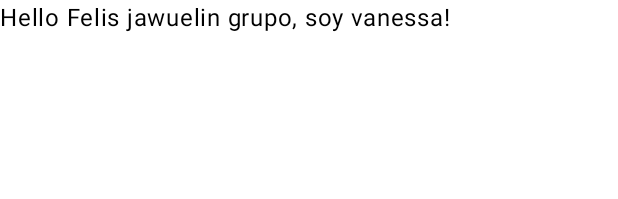
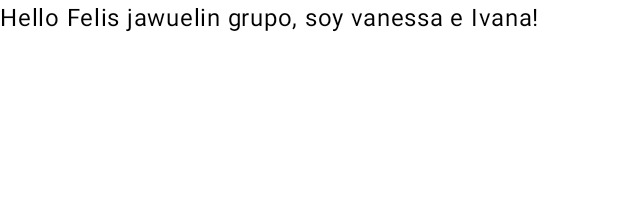
Before and after one commit to Will010906/ProyectoColaborativo, an Android app built with Jetpack Compose: the @Preview function GreetingPreview, on a phone screen of 412 x 824 dp. Shown: the top 199 px of the screen. Run offline under Robolectric (Android 15) with nearby library versions, the phone set to English and light mode, and no system bars.

```diff
--- a/app/src/main/java/com/example/proyectocolaborativo/MainActivity.kt
+++ b/app/src/main/java/com/example/proyectocolaborativo/MainActivity.kt
@@ -42,6 +42,6 @@ fun Greeting(name: String, modifier: Modifier = Modifier) {
 @Composable
 fun GreetingPreview() {
     ProyectoColaborativoTheme {
-        Greeting("Felis jawuelin grupo, soy vanessa")
+        Greeting("Felis jawuelin grupo, soy vanessa e Ivana")
     }
 }
```
